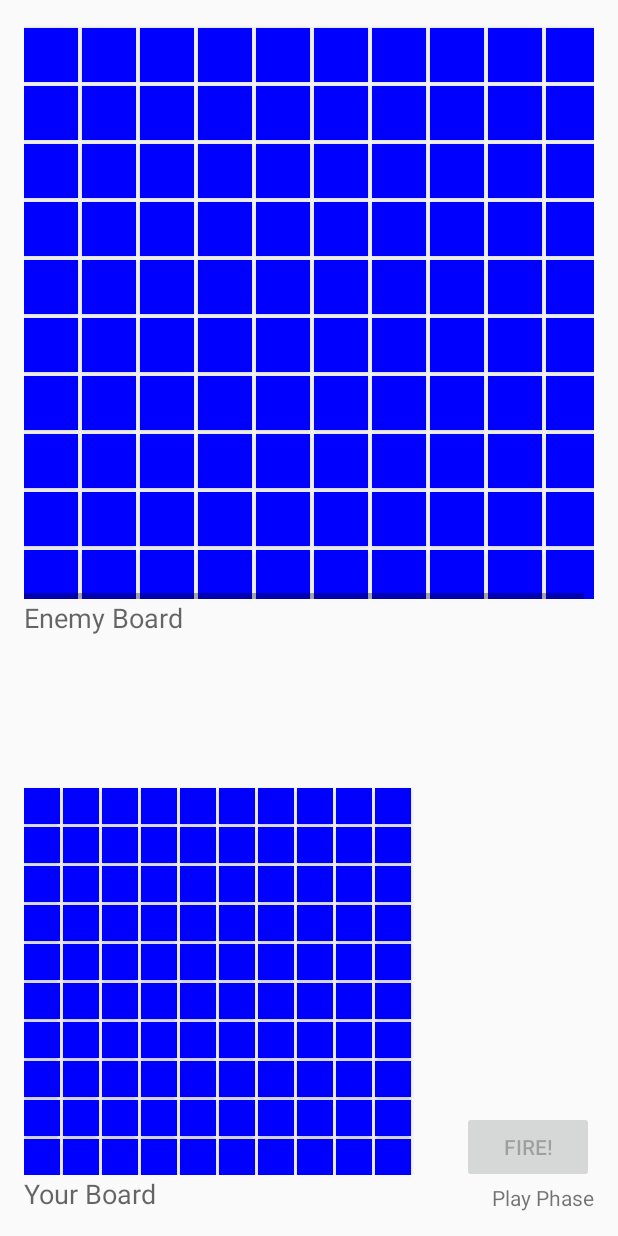
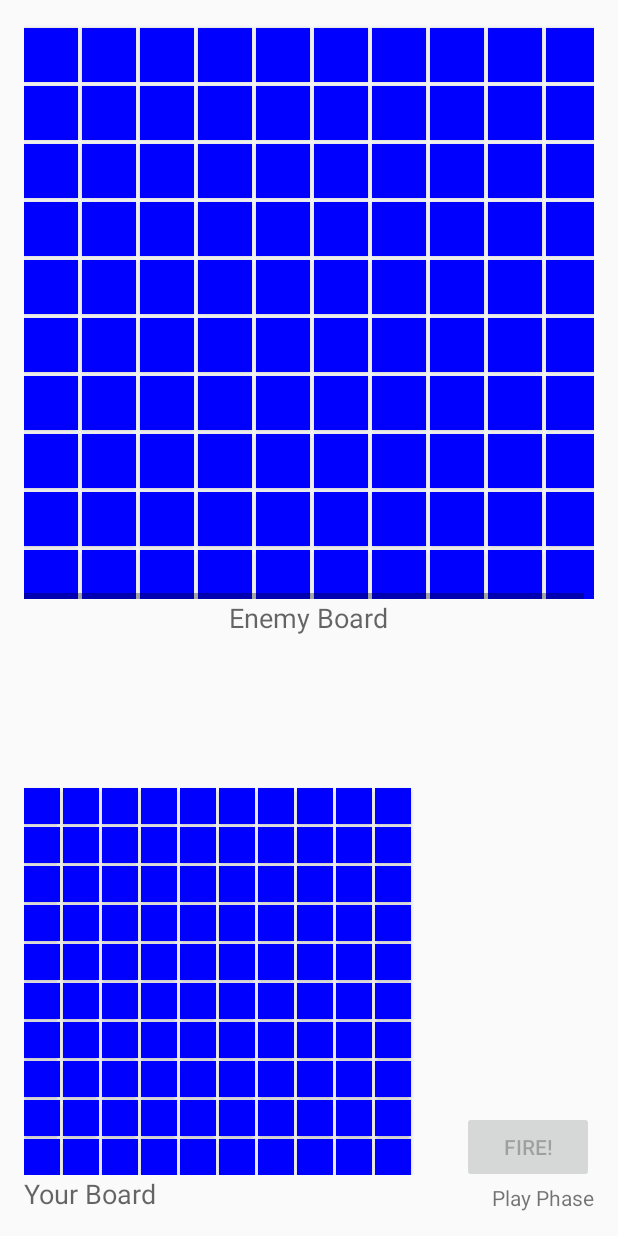
Before and after one commit to vicboyv/Battleships, an Android app: the PlayActivity screen opened directly, with no data from a screen before it, on a phone screen of 412 x 824 dp. Run offline under Robolectric (Android 15) with nearby library versions, the phone set to English and light mode, and no system bars; 5 statements that could not run were skipped.

Commit message:
Prior to clean up

```diff
--- a/app/src/main/AndroidManifest.xml
+++ b/app/src/main/AndroidManifest.xml
@@ -2,9 +2,9 @@
 <manifest xmlns:android="http://schemas.android.com/apk/res/android"
     package="com.example.battleships" >
 
-    <uses-permission android:name="android.permission.RECEIVE_SMS"></uses-permission>
+    <uses-permission android:name="android.permission.RECEIVE_SMS"/>
     <uses-permission android:name="android.permission.READ_SMS" />
-    <uses-permission android:name="android.permission.SEND_SMS"></uses-permission>
+    <uses-permission android:name="android.permission.SEND_SMS"/>
 
 
     <application
--- a/app/src/main/java/com/example/battleships/PlayActivity.java
+++ b/app/src/main/java/com/example/battleships/PlayActivity.java
@@ -31,6 +31,8 @@ public class PlayActivity extends Activity
     private Button fireButton;
     private String phase;
     private int playerTurn = 0;
+    private Tone tileTargetTone = new Tone(8000, 700, 0.1);
+    private Tone fireTargetTone = new Tone(8000, 450, 0.5);
     public static PlayActivity current;
 
     @Override
@@ -127,6 +129,7 @@ public class PlayActivity extends Activity
             this.selectedTile = tile;
             tile.setBackgroundColor(Color.YELLOW);
             this.fireButton.setEnabled(true);
+            this.tileTargetTone.play(soundOn);
         }
     }
     public void fireTile(View v)
@@ -135,6 +138,7 @@ public class PlayActivity extends Activity
         this.selectableTiles.remove(this.selectedTile);
         this.opponentBlueprint = refreshBlueprint(opponentTile, opponentBlueprint);
         this.playerTurn = Math.max(0, this.playerTurn) + 1;
+        this.fireTargetTone.play(soundOn);
         sendAttack();
     }
     public String refreshBlueprint(Tile[][] boardTile, String blueprint)
@@ -223,9 +227,9 @@ public class PlayActivity extends Activity
                         message = currentMessage.getDisplayMessageBody();
                     }
                 }
-                String piece[] = message.split(".");
                 if(message != null)
                 {
+                    String piece[] = message.split(".");
                     if(piece[0].equals("UPDATE"))
                     {
                         //Integer.parseInt(piece[2])) (TURNS)
--- a/app/src/main/res/layout/activity_play.xml
+++ b/app/src/main/res/layout/activity_play.xml
@@ -16,8 +16,7 @@
         android:text="Enemy Board"
         android:id="@+id/opponentBoardLabel"
         android:layout_centerVertical="true"
-        android:layout_alignParentLeft="true"
-        android:layout_alignParentStart="true"/>
+        android:layout_centerHorizontal="true"/>
 
     <HorizontalScrollView
         android:layout_width="match_parent"
@@ -73,12 +72,12 @@
         android:layout_width="match_parent"
         android:layout_height="wrap_content"
         android:id="@+id/horizontalScrollView2"
-        android:layout_alignParentBottom="true"
         android:layout_below="@+id/opponentBoardLabel"
         android:layout_alignParentLeft="true"
         android:layout_alignParentStart="true"
         android:layout_toLeftOf="@+id/fireButton"
-        >
+        android:fillViewport="false"
+        android:layout_alignParentBottom="true">
 
         <RelativeLayout
             android:layout_width="wrap_content"
```
Also changed, not shown: app/src/main/java/com/example/battleships/SMSReceiver.java (+7 -4 lines), app/src/main/java/com/example/battleships/SetupActivity.java (+9 -9 lines).
